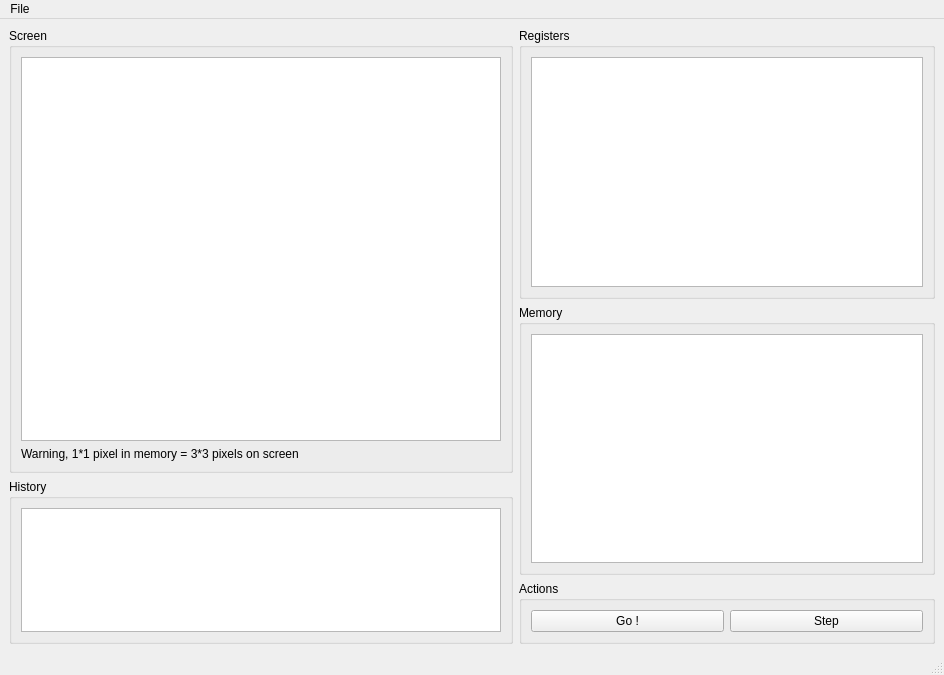
Before: the Qt Designer form mainwindow.ui in jetSett/TemplatedProcessor, drawn with Qt 5.
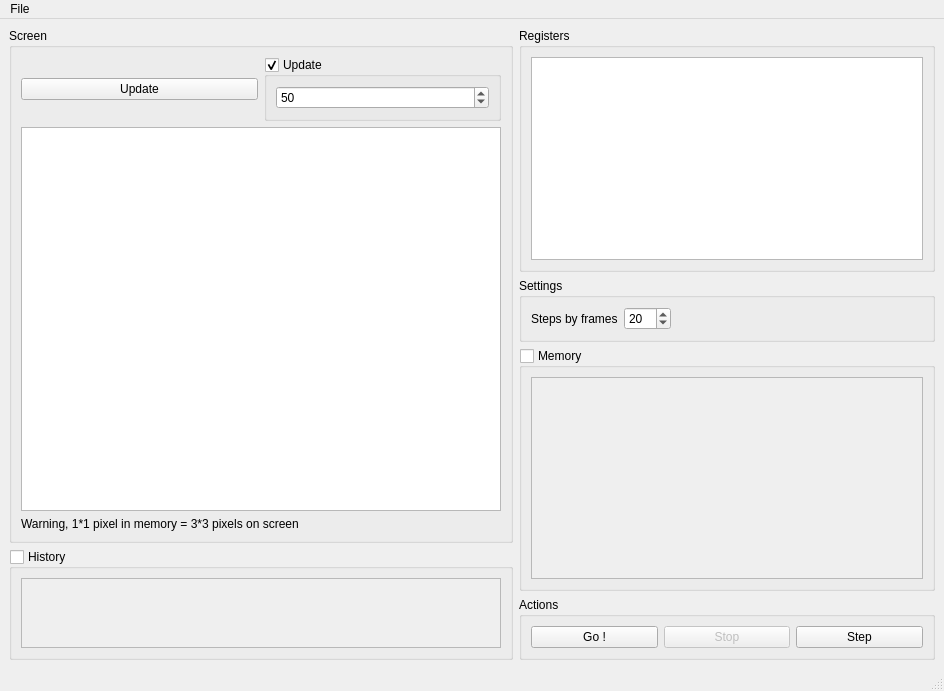
After: the same form once the commit is applied.

Commit message: Much better ui

```diff
--- a/mainwindow.ui
+++ b/mainwindow.ui
@@ -25,6 +25,45 @@
            <string>Screen</string>
           </property>
           <layout class="QVBoxLayout" name="verticalLayout_6">
+           <item>
+            <layout class="QHBoxLayout" name="horizontalLayout_5">
+             <item>
+              <widget class="QPushButton" name="updateScreenButton">
+               <property name="text">
+                <string>Update</string>
+               </property>
+               <property name="shortcut">
+                <string>F5</string>
+               </property>
+              </widget>
+             </item>
+             <item>
+              <widget class="QGroupBox" name="updateScreenGroupBox">
+               <property name="title">
+                <string>Update</string>
+               </property>
+               <property name="checkable">
+                <bool>true</bool>
+               </property>
+               <layout class="QVBoxLayout" name="verticalLayout_2">
+                <item>
+                 <widget class="QSpinBox" name="updateScreenSpinBox">
+                  <property name="minimum">
+                   <number>1</number>
+                  </property>
+                  <property name="maximum">
+                   <number>10000</number>
+                  </property>
+                  <property name="value">
+                   <number>50</number>
+                  </property>
+                 </widget>
+                </item>
+               </layout>
+              </widget>
+             </item>
+            </layout>
+           </item>
            <item>
             <widget class="QGraphicsView" name="screenView">
              <property name="minimumSize">
@@ -56,6 +95,12 @@
           <property name="title">
            <string>History</string>
           </property>
+          <property name="checkable">
+           <bool>true</bool>
+          </property>
+          <property name="checked">
+           <bool>false</bool>
+          </property>
           <layout class="QVBoxLayout" name="verticalLayout_8">
            <item>
             <widget class="QTextEdit" name="historyTextEdit">
@@ -96,11 +141,50 @@
           </layout>
          </widget>
         </item>
+        <item>
+         <widget class="QGroupBox" name="groupBox_2">
+          <property name="title">
+           <string>Settings</string>
+          </property>
+          <layout class="QFormLayout" name="formLayout_2">
+           <item row="0" column="0">
+            <layout class="QFormLayout" name="formLayout">
+             <item row="0" column="0">
+              <widget class="QLabel" name="stepsByFramesLabel">
+               <property name="text">
+                <string>Steps by frames</string>
+               </property>
+              </widget>
+             </item>
+             <item row="0" column="1">
+              <widget class="QSpinBox" name="stepsByFramesSpinBox">
+               <property name="minimum">
+                <number>1</number>
+               </property>
+               <property name="maximum">
+                <number>500</number>
+               </property>
+               <property name="value">
+                <number>20</number>
+               </property>
+              </widget>
+             </item>
+            </layout>
+           </item>
+          </layout>
+         </widget>
+        </item>
         <item>
          <widget class="QGroupBox" name="memGroupBox">
           <property name="title">
            <string>Memory</string>
           </property>
+          <property name="checkable">
+           <bool>true</bool>
+          </property>
+          <property name="checked">
+           <bool>false</bool>
+          </property>
           <layout class="QHBoxLayout" name="horizontalLayout_4">
            <item>
             <widget class="QTextEdit" name="memTextEdit">
@@ -125,6 +209,16 @@
              </property>
             </widget>
            </item>
+           <item>
+            <widget class="QPushButton" name="stopButton">
+             <property name="enabled">
+              <bool>false</bool>
+             </property>
+             <property name="text">
+              <string>Stop</string>
+             </property>
+            </widget>
+           </item>
            <item>
             <widget class="QPushButton" name="stepButton">
              <property name="text">
```
The commit also changes 2 other files.
